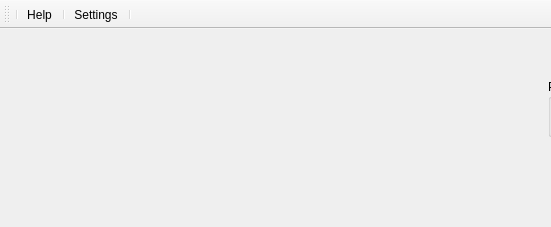
Wireless-Research-Tester/Automated-Wireless-Research-Tester, file main_window_ui.ui: the form before one commit; both pictures show x 0 to 551 and y 0 to 227 of the 1138 by 227 pixel window.
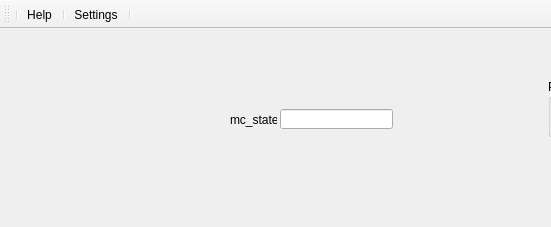
The form after the commit. Icons and pictures are not drawn.

Patch:
```diff
--- a/main_window_ui.ui
+++ b/main_window_ui.ui
@@ -141,6 +141,29 @@
      </item>
     </layout>
    </widget>
+   <widget class="QLineEdit" name="lineEdit">
+    <property name="geometry">
+     <rect>
+      <x>280</x>
+      <y>80</y>
+      <width>113</width>
+      <height>20</height>
+     </rect>
+    </property>
+   </widget>
+   <widget class="QLabel" name="label_2">
+    <property name="geometry">
+     <rect>
+      <x>230</x>
+      <y>80</y>
+      <width>47</width>
+      <height>21</height>
+     </rect>
+    </property>
+    <property name="text">
+     <string>mc_state:</string>
+    </property>
+   </widget>
   </widget>
   <widget class="QMenuBar" name="menubar">
    <property name="geometry">
```
